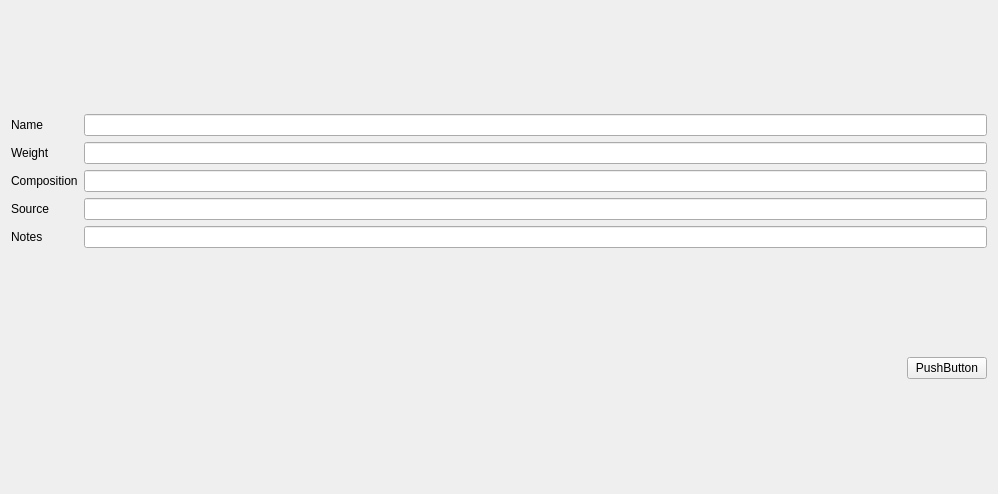
Above: type_add_form.ui from msd/yarn before the change. Below: the same form after it.
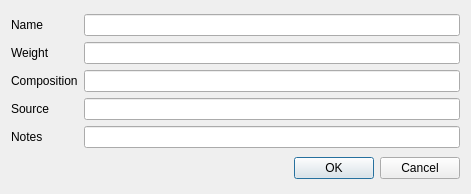
That is the form after the change.

Commit message: Added yarn type creation form

```diff
--- a/type_add_form.ui
+++ b/type_add_form.ui
@@ -1,13 +1,13 @@
 <?xml version="1.0" encoding="UTF-8"?>
 <ui version="4.0">
  <class>type_add_form</class>
- <widget class="QFrame" name="type_add_form">
+ <widget class="QDialog" name="type_add_form">
   <property name="geometry">
    <rect>
     <x>0</x>
     <y>0</y>
-    <width>998</width>
-    <height>494</height>
+    <width>471</width>
+    <height>194</height>
    </rect>
   </property>
   <property name="windowTitle">
@@ -16,10 +16,10 @@
   <layout class="QVBoxLayout" name="verticalLayout">
    <item>
     <layout class="QGridLayout" name="gridLayout">
-     <item row="0" column="0">
-      <widget class="QLabel" name="name_label">
+     <item row="4" column="0">
+      <widget class="QLabel" name="lbl_notes">
        <property name="text">
-        <string>Name</string>
+        <string>Notes</string>
        </property>
        <property name="buddy">
         <cstring>lineEdit</cstring>
@@ -27,7 +27,10 @@
       </widget>
      </item>
      <item row="0" column="1">
-      <widget class="QLineEdit" name="lineEdit"/>
+      <widget class="QLineEdit" name="name"/>
+     </item>
+     <item row="1" column="1">
+      <widget class="QLineEdit" name="weight"/>
      </item>
      <item row="1" column="0">
       <widget class="QLabel" name="yarn_weight">
@@ -39,11 +42,11 @@
        </property>
       </widget>
      </item>
-     <item row="1" column="1">
-      <widget class="QLineEdit" name="lineEdit_2"/>
+     <item row="4" column="1">
+      <widget class="QLineEdit" name="notes"/>
      </item>
      <item row="2" column="0">
-      <widget class="QLabel" name="composition">
+      <widget class="QLabel" name="lbl_composition">
        <property name="text">
         <string>Composition</string>
        </property>
@@ -53,7 +56,20 @@
       </widget>
      </item>
      <item row="2" column="1">
-      <widget class="QLineEdit" name="lineEdit_3"/>
+      <widget class="QLineEdit" name="composition"/>
+     </item>
+     <item row="3" column="1">
+      <widget class="QLineEdit" name="source"/>
+     </item>
+     <item row="0" column="0">
+      <widget class="QLabel" name="lbl_name">
+       <property name="text">
+        <string>Name</string>
+       </property>
+       <property name="buddy">
+        <cstring>name</cstring>
+       </property>
+      </widget>
      </item>
      <item row="3" column="0">
       <widget class="QLabel" name="label">
@@ -65,50 +81,17 @@
        </property>
       </widget>
      </item>
-     <item row="3" column="1">
-      <widget class="QLineEdit" name="lineEdit_4"/>
-     </item>
-     <item row="4" column="0">
-      <widget class="QLabel" name="label_4">
-       <property name="text">
-        <string>Notes</string>
-       </property>
-       <property name="buddy">
-        <cstring>lineEdit_5</cstring>
-       </property>
-      </widget>
-     </item>
-     <item row="4" column="1">
-      <widget class="QLineEdit" name="lineEdit_5"/>
-     </item>
     </layout>
    </item>
    <item>
-    <layout class="QHBoxLayout" name="horizontalLayout">
-     <property name="sizeConstraint">
-      <enum>QLayout::SetMaximumSize</enum>
+    <widget class="QDialogButtonBox" name="buttonBox">
+     <property name="orientation">
+      <enum>Qt::Horizontal</enum>
      </property>
-     <item>
-      <spacer name="horizontalSpacer">
-       <property name="orientation">
-        <enum>Qt::Horizontal</enum>
-       </property>
-       <property name="sizeHint" stdset="0">
-        <size>
-         <width>40</width>
-         <height>20</height>
-        </size>
-       </property>
-      </spacer>
-     </item>
-     <item>
-      <widget class="QPushButton" name="pushButton">
-       <property name="text">
-        <string>PushButton</string>
-       </property>
-      </widget>
-     </item>
-    </layout>
+     <property name="standardButtons">
+      <set>QDialogButtonBox::Cancel|QDialogButtonBox::Ok</set>
+     </property>
+    </widget>
    </item>
   </layout>
  </widget>
```
Left out of the diff: 68 changed lines with no effect on the pictures. The commit also changes 4 other files.
